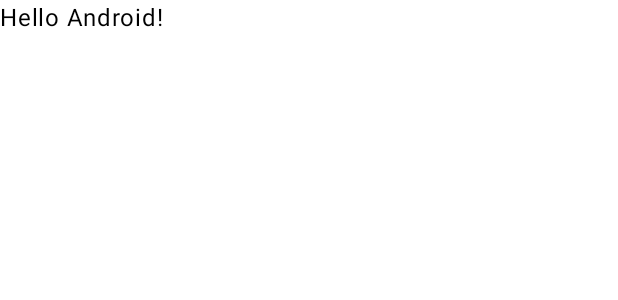
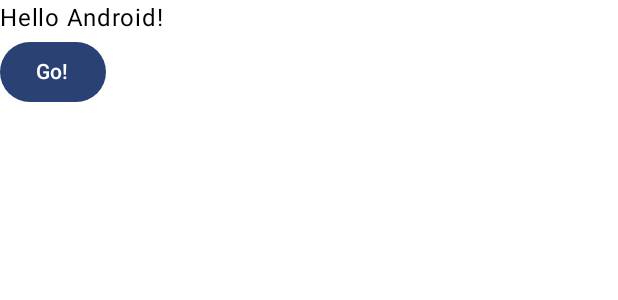
Before and after one commit to cpele/my-app, an Android app built with Jetpack Compose: the @Preview function GreetingPreview, on a phone screen of 412 x 824 dp. Shown: the top 300 px of the screen. Run offline under Robolectric (Android 15) with nearby library versions, the phone set to English and light mode, and no system bars.

Commit message:
Add button

```diff
--- a/app/src/main/java/com/example/myapplication/MainActivity.kt
+++ b/app/src/main/java/com/example/myapplication/MainActivity.kt
@@ -1,15 +1,19 @@
 package com.example.myapplication
 
 import android.os.Bundle
+import android.widget.Toast
 import androidx.activity.ComponentActivity
 import androidx.activity.compose.setContent
 import androidx.activity.enableEdgeToEdge
+import androidx.compose.foundation.layout.Column
 import androidx.compose.foundation.layout.fillMaxSize
 import androidx.compose.foundation.layout.padding
+import androidx.compose.material3.Button
 import androidx.compose.material3.Scaffold
 import androidx.compose.material3.Text
 import androidx.compose.runtime.Composable
 import androidx.compose.ui.Modifier
+import androidx.compose.ui.platform.LocalContext
 import androidx.compose.ui.tooling.preview.Preview
 import com.example.myapplication.ui.theme.MyApplicationTheme
 
@@ -32,10 +36,22 @@ class MainActivity : ComponentActivity() {
 
 @Composable
 fun Greeting(name: String, modifier: Modifier = Modifier) {
-    Text(
-        text = "Hello $name!",
-        modifier = modifier
-    )
+    Column {
+        Text(
+            text = "Hello $name!",
+            modifier = modifier
+        )
+        val context = LocalContext.current
+        Button(onClick = {
+            Toast.makeText(
+                context,
+                "To do: button action",
+                Toast.LENGTH_SHORT
+            ).show()
+        }) {
+            Text("Go!")
+        }
+    }
 }
 
 @Preview(showBackground = true)
```
Also changed, not shown: 1 other file.
